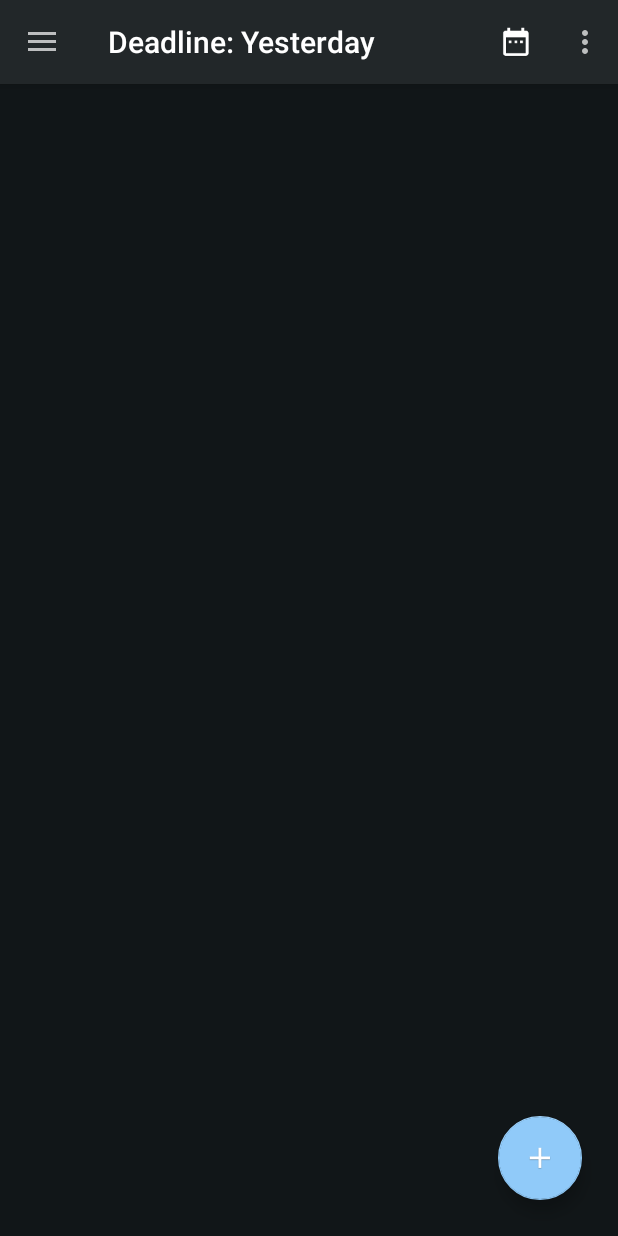
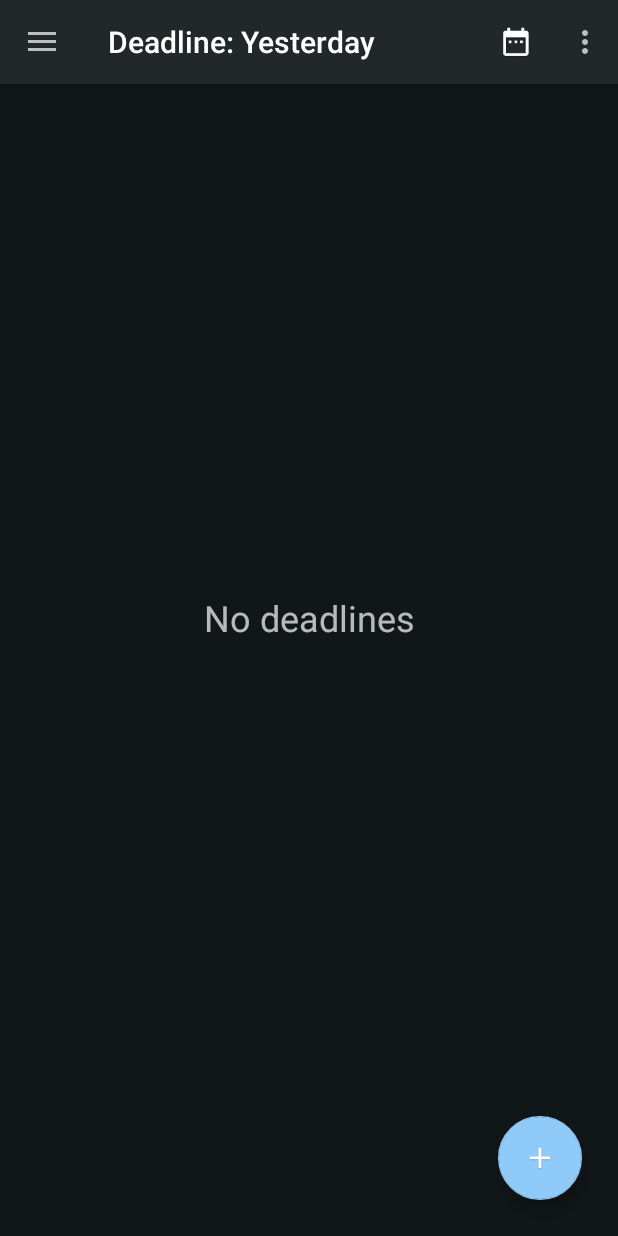
Before and after one commit to Scarfaiz/DeadlineYesterday, an Android app: the screen it shows after launch (MainActivity), on a phone screen of 412 x 824 dp. Run offline under Robolectric (Android 15) with nearby library versions, the phone set to English and light mode, and no system bars.

Commit message:
Listview works properly

```diff
--- /dev/null
+++ b/app/src/main/java/com/example/jeavie/deadlineyesterday/DeadlineActivityAdapter.java
@@ -0,0 +1,59 @@
+package com.example.jeavie.deadlineyesterday;
+
+import android.content.Context;
+import android.view.LayoutInflater;
+import android.view.View;
+import android.view.ViewGroup;
+import android.widget.BaseAdapter;
+import android.widget.TextView;
+
+import java.util.List;
+
+public class DeadlineActivityAdapter extends BaseAdapter {
+
+    List<DeadlineActivity> mDeadlineList;
+    private LayoutInflater layoutInflater;
+
+    public DeadlineActivityAdapter(Context context, List<DeadlineActivity> mDeadlineList) {
+        this.mDeadlineList = mDeadlineList;
+        layoutInflater = (LayoutInflater)context.getSystemService(Context.LAYOUT_INFLATER_SERVICE);
+    }
+
+    @Override
+    public int getCount() {
+        return mDeadlineList.size();
+    }
+
+    @Override
+    public Object getItem(int position) {
+        return mDeadlineList.get(position);
+    }
+
+    @Override
+    public long getItemId(int position) {
+        return position;
+    }
+
+    @Override
+    public View getView(int position, View convertView, ViewGroup parent) {
+        View view = convertView;
+        if(view == null){
+            view = layoutInflater.inflate(R.layout.activity_main_item, parent, false);
+
+        }
+
+        TextView customSummary = (TextView) view.findViewById(R.id.customSummary);
+        customSummary.setText(mDeadlineList.get(position).getSummary());
+
+
+        TextView customDeadline = (TextView) view.findViewById(R.id.customDeadline);
+        customDeadline.setText(mDeadlineList.get(position).getDeadline());
+
+
+        TextView customTags = (TextView) view.findViewById(R.id.customTags);
+        customTags.setText(mDeadlineList.get(position).getTags());
+
+        return view;
+    }
+
+}
--- a/app/src/main/java/com/example/jeavie/deadlineyesterday/MainActivity.java
+++ b/app/src/main/java/com/example/jeavie/deadlineyesterday/MainActivity.java
@@ -12,10 +12,17 @@ import android.support.v4.widget.DrawerLayout;
 import android.support.v7.app.ActionBarDrawerToggle;
 import android.support.v7.app.AppCompatActivity;
 import android.support.v7.widget.Toolbar;
+import android.text.TextUtils;
 import android.view.Menu;
 import android.view.MenuItem;
 import android.view.View;
+import android.widget.EditText;
+import android.widget.ListView;
+import android.widget.TextView;
+import android.widget.Toast;
 
+import java.util.ArrayList;
+import java.util.List;
 import java.util.Locale;
 
 //TODO: main - "add deadline" message or "listview" events with dates etc.
@@ -29,11 +36,21 @@ import java.util.Locale;
 
 public class MainActivity extends AppCompatActivity implements NavigationView.OnNavigationItemSelectedListener {
 
+    public final static int INTENT_REQUEST_CODE = 1;
+    public final static int INTENT_RESULT_CODE = 1;
+    public final static int INTENT_EMPTY_CODE = 0;
+    String result;
+
+    private ListView listView;
+    DeadlineActivityAdapter deadlineActivityAdapter;
+    List<DeadlineActivity> list;
+    String summary, getData, getTime, tags;
+
     @Override
     protected void onCreate(Bundle savedInstanceState) {
 
         super.onCreate(savedInstanceState);
-        setContentView(R.layout.drawer);
+        setContentView(R.layout.activity_main_drawer);
 
         SharedPreferences preferences = PreferenceManager.getDefaultSharedPreferences(this);// language configuration
         String lang = getResources().getConfiguration().locale.getDisplayLanguage(Locale.CHINESE);
@@ -50,7 +67,9 @@ public class MainActivity extends AppCompatActivity implements NavigationView.On
         addTask.setOnClickListener(new View.OnClickListener() {
             @Override
             public void onClick(View v) {
-                startActivity(new Intent(MainActivity.this, AddTaskActivity.class));
+                Intent intent = new Intent();
+                intent.setClass(MainActivity.this, AddTaskActivity.class);
+                startActivityForResult(intent, INTENT_REQUEST_CODE);
             }
         });
 
@@ -63,6 +82,29 @@ public class MainActivity extends AppCompatActivity implements NavigationView.On
         NavigationView navigationView = (NavigationView) findViewById(R.id.navigation);
         navigationView.setNavigationItemSelectedListener(this);
 
+        listView = (ListView)findViewById(R.id.listDeadlines);
+
+        TextView emptyText = (TextView)findViewById(android.R.id.empty);
+        listView.setEmptyView(emptyText);
+
+        list = new ArrayList<DeadlineActivity>();
+        deadlineActivityAdapter = new DeadlineActivityAdapter(this, list);
+        listView.setAdapter(deadlineActivityAdapter);
+
+
+    }
+
+    @Override
+    protected void onActivityResult(int requestCode, int resultCode, Intent data) {
+        if (requestCode == INTENT_RESULT_CODE){
+            if(resultCode == INTENT_RESULT_CODE) {
+                Toast.makeText(this, "Deadline saved", Toast.LENGTH_SHORT).show();
+                summary = data.getStringExtra("summary");
+                list.add(new DeadlineActivity(summary, "", ""));
+                deadlineActivityAdapter.notifyDataSetChanged();
+                super.onActivityResult(requestCode, resultCode, data);
+            }
+        }
     }
 
     @Override
--- a/app/src/main/res/layout/activity_main.xml
+++ b/app/src/main/res/layout/activity_main.xml
@@ -10,6 +10,7 @@
     android:background="@color/the_darkest_grey">
 
     <android.support.design.widget.AppBarLayout
+        android:id="@+id/appBarLayout2"
         android:layout_width="match_parent"
         android:layout_height="wrap_content"
         android:background="@color/dark_dark_grey">
@@ -18,14 +19,33 @@
             android:id="@+id/toolbar_main"
             android:layout_width="match_parent"
             android:layout_height="?attr/actionBarSize"
-            android:background="@color/dark_dark_grey"
-            />
+            android:background="@color/dark_dark_grey" />
 
     </android.support.design.widget.AppBarLayout>
 
+    <ListView
+        android:id="@+id/listDeadlines"
+        android:layout_width="match_parent"
+        android:layout_height="wrap_content"
+        android:layout_margin="@dimen/item"
+        android:layout_marginStart="8dp"
+        android:divider="@color/the_darkest_grey"
+        app:layout_constraintStart_toEndOf="parent"
+        app:layout_constraintTop_toBottomOf="@+id/appBarLayout2" />
+
+    <TextView
+        android:id="@android:id/empty"
+        android:layout_width="match_parent"
+        android:layout_height="match_parent"
+        android:gravity="center"
+        android:text="@string/noDeadlines"
+        android:textSize="24sp" />
+
     <android.support.design.widget.CoordinatorLayout
+        android:id="@+id/coordinatorLayout"
         android:layout_width="match_parent"
-        android:layout_height="match_parent">
+        android:layout_height="match_parent"
+        app:layout_constraintTop_toTopOf="parent">
 
         <android.support.design.widget.FloatingActionButton
             android:id="@+id/addTask"
@@ -33,9 +53,9 @@
             android:layout_height="wrap_content"
             android:layout_gravity="bottom|end"
             android:layout_margin="@dimen/fab_margin"
-            app:fabSize="auto"
+            android:src="@mipmap/ic_add"
             app:backgroundTint="@color/blue"
-            android:src="@mipmap/ic_add" />
+            app:fabSize="auto" />
 
     </android.support.design.widget.CoordinatorLayout>
 
--- a/app/src/main/res/layout/drawer.xml
+++ b/app/src/main/res/layout/activity_main_drawer.xml
@@ -8,14 +8,14 @@
         layout="@layout/activity_main"
         android:layout_width="match_parent"
         android:layout_height="match_parent" />
-    <!-- The navigation drawer -->
+    <!-- The navigatactivity_main_drawerawer -->
     <android.support.design.widget.NavigationView
         android:id="@+id/navigation"
         android:layout_width="320dp"
         android:layout_height="match_parent"
         android:layout_gravity="start"
         android:background="@color/the_darkest_grey"
-        app:headerLayout="@layout/header"
+        app:headerLayout="@layout/activity_main_header"
         app:menu="@menu/navigation"
         app:itemTextColor="@color/light_grey"
         app:itemIconTint="@color/light_grey"/>
--- a/app/src/main/res/values/colors.xml
+++ b/app/src/main/res/values/colors.xml
@@ -16,6 +16,9 @@
     <color name="light_grey">#BDBDBD</color>
     <color name="blue">#90caf9</color>
     <color name="green">#66BB6A</color>
+    <color name="yellow">#FFEE58</color>
+    <color name="orange">#FF9800</color>
+    <color name="red">#e53935</color>
 
 
 </resources>
--- a/app/src/main/res/values/strings.xml
+++ b/app/src/main/res/values/strings.xml
@@ -18,4 +18,5 @@
     <string name="open">Open</string>
     <string name="close">Close</string>
     <string name="divider">/</string>
+    <string name="noDeadlines">No deadlines</string>
 </resources>
```
Also changed, not shown: app/src/main/java/com/example/jeavie/deadlineyesterday/AddTaskActivity.java (+29 -3 lines), app/src/main/java/com/example/jeavie/deadlineyesterday/DeadlineActivity.java (added, +45 -0 lines), app/src/main/res/drawable/frame_green.xml (added, +8 -0 lines), app/src/main/res/drawable/frame_orange.xml (added, +8 -0 lines), app/src/main/res/drawable/frame_red.xml (added, +8 -0 lines), app/src/main/res/drawable/frame_yellow.xml (added, +8 -0 lines), app/src/main/res/layout/activity_main_content.xml (added, +11 -0 lines), app/src/main/res/layout/activity_main_item.xml (added, +48 -0 lines), app/src/main/res/layout/activity_main_header.xml (renamed from app/src/main/res/layout/header.xml).
